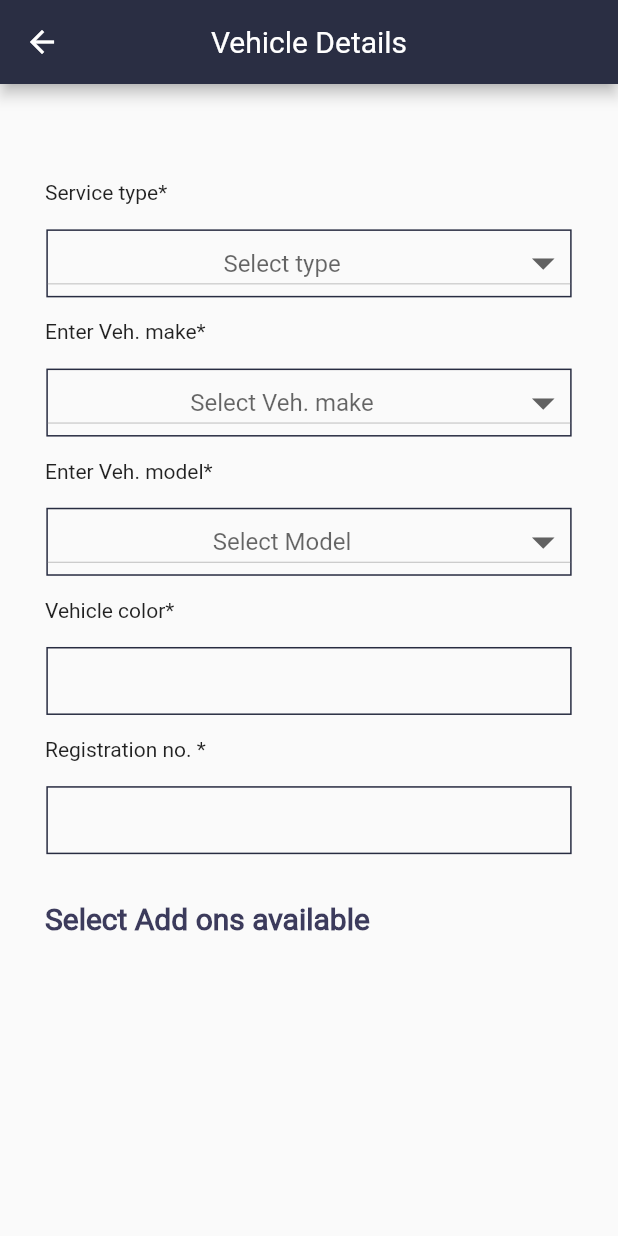
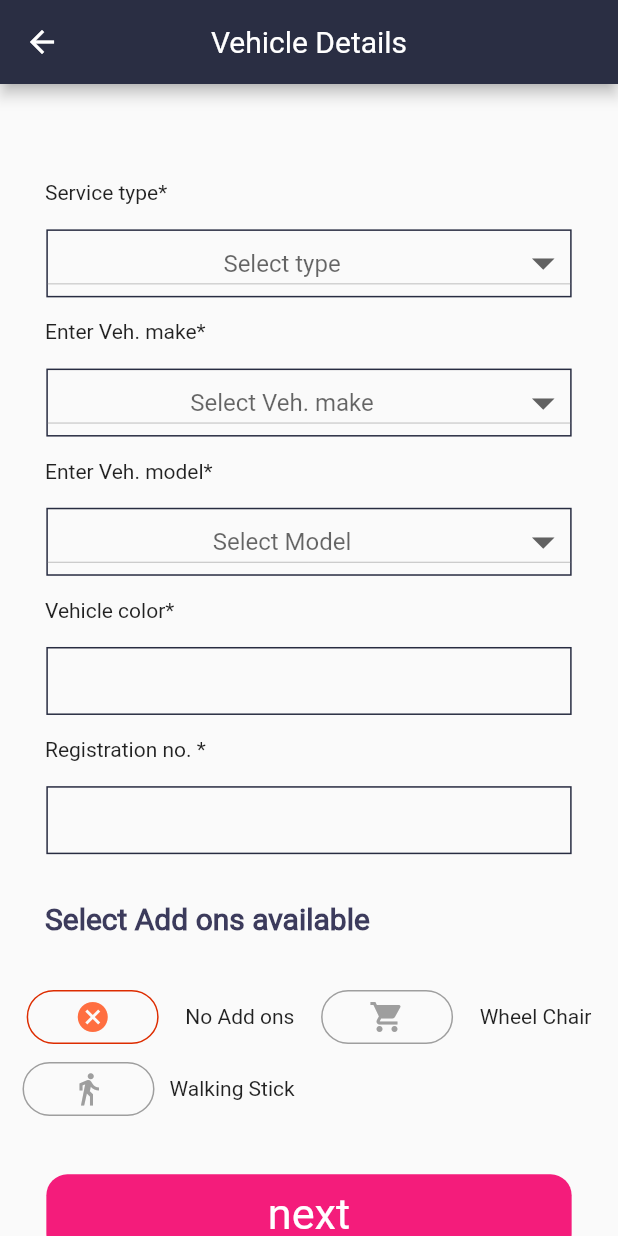
Before and after one commit to development-enthusiast/driver, a Flutter app: the VehicleDetails screen opened directly, on a phone screen of 412 x 824 dp. Run offline on Flutter 3.47's test engine with Material 2 defaults, Android fonts, the phone set to English and light mode, and no system bars; our stand-ins replace expandable, hexcolor, image_picker, intro_slider, otp_text_field, rating_bar; missing offline and left inert: latlng, map.

Commit message:
Personal & Vehicle Details Screen Done

```diff
--- a/lib/Screens/Auth/VehicleDetails.dart
+++ b/lib/Screens/Auth/VehicleDetails.dart
@@ -1,5 +1,6 @@
 import 'package:hexcolor/hexcolor.dart';
 import 'package:flutter/material.dart';
+import 'CustomRadio.dart';
 
 class VehicleDetails extends StatefulWidget {
   @override
@@ -10,6 +11,7 @@ class _VehicleDetailsState extends State<VehicleDetails> {
   TextEditingController vehiclecolor = new TextEditingController(text: '');
   TextEditingController registrationno = new TextEditingController(text: '');
   String _serviceval;
+  // int _value = 0;
   List _serviceType = [
     'UberX',
     'UberXL',
@@ -37,7 +39,8 @@ class _VehicleDetailsState extends State<VehicleDetails> {
       ),
       body: Stack(
         children: <Widget>[
-          Column(
+          SingleChildScrollView(
+            child: Column(
               crossAxisAlignment: CrossAxisAlignment.start,
               children: <Widget>[
                 SizedBox(
@@ -240,9 +243,48 @@ class _VehicleDetailsState extends State<VehicleDetails> {
                   ),
                 ),
                 SizedBox(
-                height: pHeight * 0.02,
+                  height: pHeight * 0.00,
+                ),
+                CustomRadio(),
+                SizedBox(
+                  height: pHeight * 0.04,
+                ),
+                Center(
+                  child: InkWell(
+                    onTap: () {
+                      Navigator.push(
+                        context,
+                        MaterialPageRoute(
+                          builder: (context) => VehicleDetails(),
+                        ),
+                      );
+                    },
+                    child: Padding(
+                      padding: const EdgeInsets.fromLTRB(0, 0, 0, 30),
+                      child: Container(
+                        width: pWidth * 0.85,
+                        height: pHeight * 0.065,
+                        decoration: BoxDecoration(
+                            borderRadius: BorderRadius.circular(14),
+                            color: Hexcolor("#F41C7B")),
+                        child: Padding(
+                          padding: const EdgeInsets.all(8.0),
+                          child: Center(
+                            child: Text(
+                              'next',
+                              style: TextStyle(
+                                  color: Colors.white,
+                                  fontFamily: 'Roboto',
+                                  fontSize: pHeight * 0.035),
+                            ),
+                          ),
+                        ),
+                      ),
+                    ),
+                  ),
                 ),
               ],
+            ),
           )
         ],
       ),
--- a/lib/main.dart
+++ b/lib/main.dart
@@ -1,6 +1,5 @@
 import 'package:driverapp/Screens/SplashScreen.dart';
 import 'package:flutter/material.dart';
-import 'package:driverapp/Screens/Auth/VehicleDetails.dart';
 
 void main() {
   runApp(MyApp());
@@ -15,7 +14,7 @@ class MyApp extends StatelessWidget {
       theme: ThemeData(
         visualDensity: VisualDensity.adaptivePlatformDensity,
       ),
-      home: VehicleDetails(),
+      home: SplashScreen(),
     );
   }
 }
```
Lines whose indentation alone changed are shown as unchanged.
